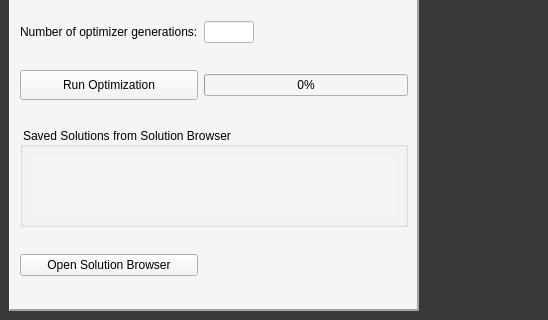
This is powercad/project_builder/ui/mainWindow.ui in e3da/PowerSynth1-src as Qt 5 draws it before an edit; both pictures show x 0 to 548 and y 640 to 960 of the 1222 by 960 pixel window. The edited form follows.
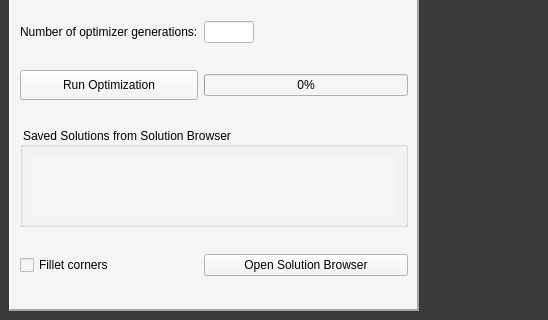
This is the edited form. The open tabs and pages were chosen to show the change. Icons and pictures are not drawn.

Commit message: Merged with master, both code and UI. Resp.Surf tested OK, fillets tested OK.

Patch:
```diff
--- a/powercad/project_builder/ui/mainWindow.ui
+++ b/powercad/project_builder/ui/mainWindow.ui
@@ -3980,6 +3980,13 @@
          </widget>
         </item>
         <item row="4" column="0">
+         <widget class="QCheckBox" name="checkBox_fillet">
+          <property name="text">
+           <string>Fillet corners</string>
+          </property>
+         </widget>
+        </item>
+        <item row="4" column="1">
          <widget class="QPushButton" name="btn_open_sol_browser">
           <property name="text">
            <string>Open Solution Browser</string>
```
Left out of the diff: 25 changed lines with no effect on the pictures. The commit also changes 3 other files.
